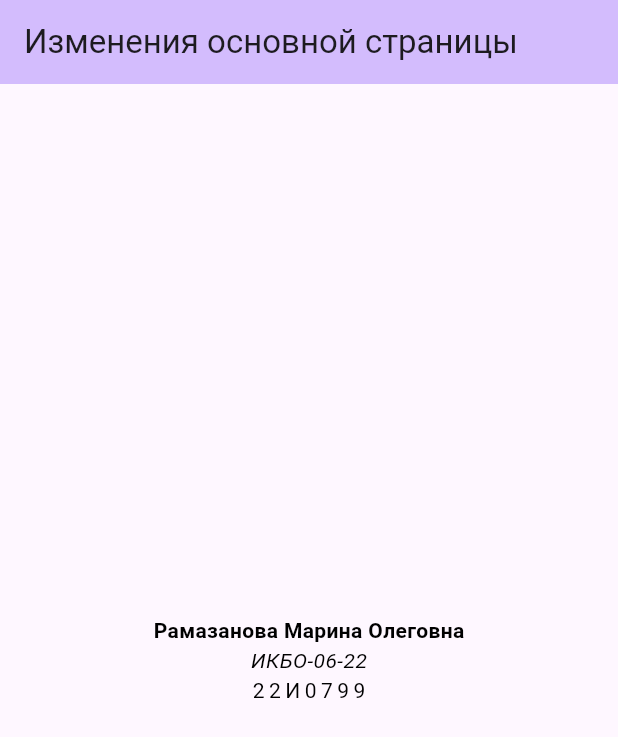
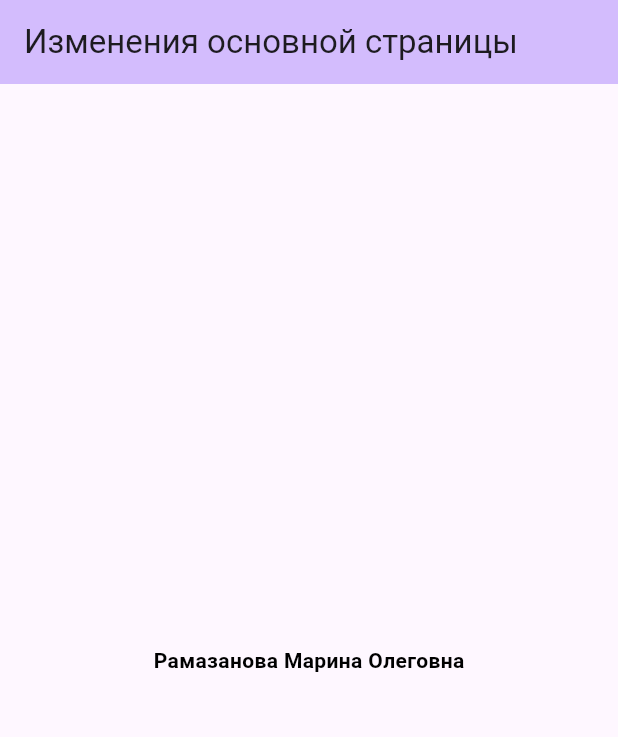
Before and after one commit to Ramazanova-pea/flutter_pr1, a Flutter app: the screen it shows after launch, on a phone screen of 412 x 824 dp. Shown: the top 737 px of the screen. Run offline on Flutter 3.47's test engine with Material 3 defaults, Android fonts, the light colour scheme and no system bars.

Commit message:
Работа с Text

```diff
--- a/lib/main.dart
+++ b/lib/main.dart
@@ -38,15 +38,9 @@ class MyHomePage extends StatelessWidget {
             children: [
               Text(
                 'Рамазанова Марина Олеговна',
-                style: TextStyle (color: Colors.black, fontWeight: FontWeight.bold,),
-              ),
-              Text(
-                'ИКБО-06-22',
-                style: TextStyle(color: Colors.black, fontStyle: FontStyle.italic,),
-              ),
-              Text(
-                '22И0799',
-                style: TextStyle(color: Colors.black, letterSpacing: 3.0,)
+                style: TextStyle (
+                  color: Colors.black,
+                  fontWeight: FontWeight.bold,),
               ),
             ],
           ),
```
